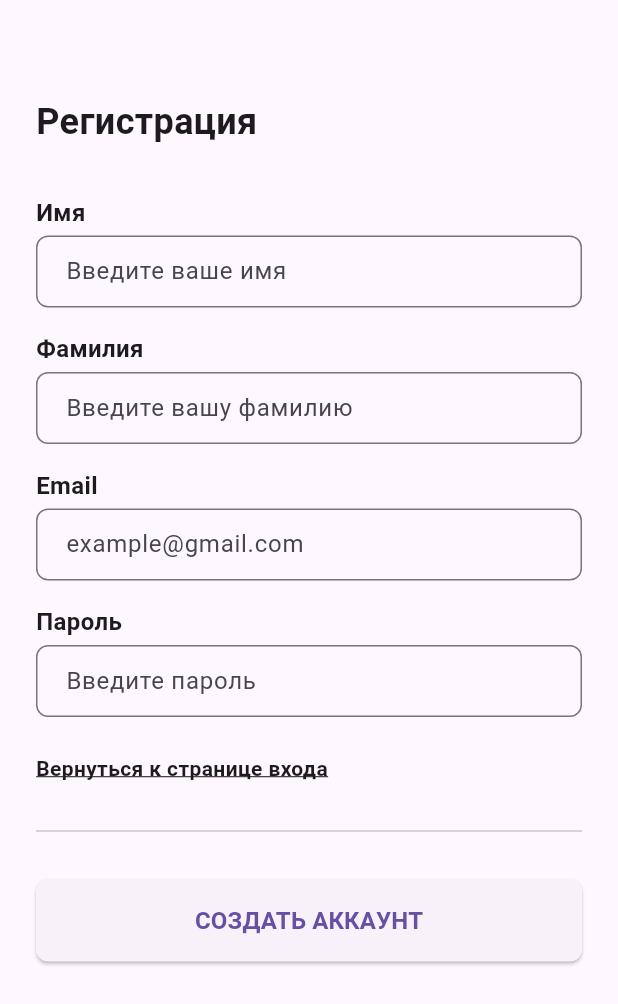
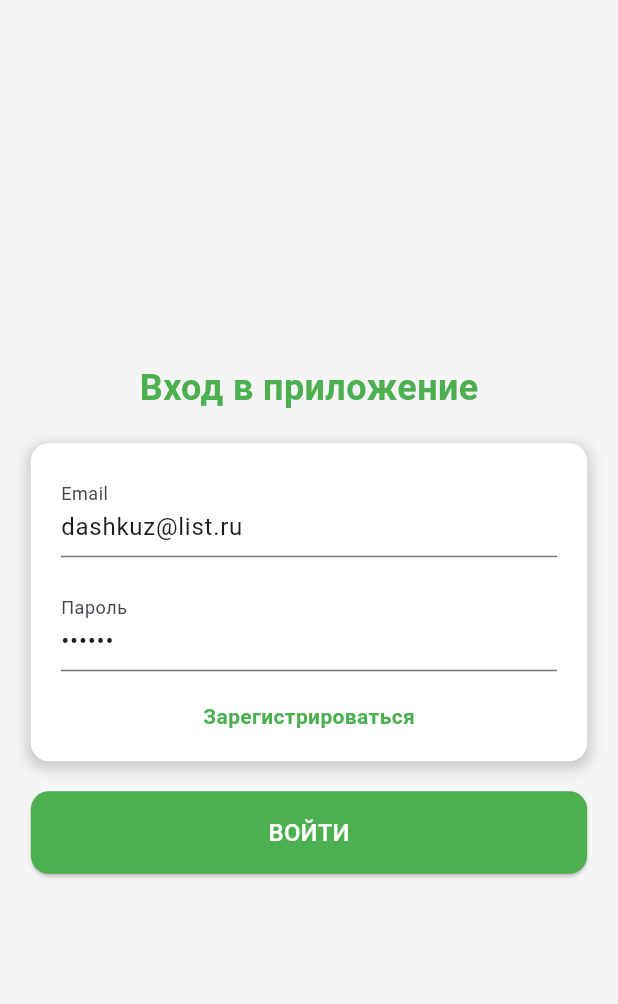
Before and after one commit to darya-dsgn/Calcularor-BMI, a Flutter app: the screen it shows after launch, on a phone screen of 412 x 824 dp. Shown: the top 1004 px of the screen. Run offline on Flutter 3.47's test engine with Material 3 defaults, Android fonts, the phone set to English and light mode, and no system bars.

Commit message:
Создание структуры проекта

```diff
--- a/lib/auth_screen.dart
+++ b/lib/auth_screen.dart
@@ -0,0 +1,151 @@
+import 'package:flutter/material.dart';
+import 'registration_screen.dart';
+import 'bmi_screen.dart';
+
+class AuthScreen extends StatefulWidget {
+  const AuthScreen({super.key});
+
+  @override
+  State<AuthScreen> createState() => _AuthScreenState();
+}
+
+class _AuthScreenState extends State<AuthScreen> {
+  final TextEditingController _emailController = TextEditingController();
+  final TextEditingController _passwordController = TextEditingController();
+  bool _showError = false;
+
+  void _login() {
+    if (_emailController.text == 'dashkuz@list.ru' &&
+        _passwordController.text == '123456') {
+      Navigator.pushReplacement(
+        context,
+        MaterialPageRoute(builder: (context) => const BmiScreen()),
+      );
+    } else {
+      setState(() {
+        _showError = true;
+      });
+    }
+  }
+
+  @override
+  void initState() {
+    super.initState();
+    _emailController.text = 'dashkuz@list.ru';
+    _passwordController.text = '123456';
+  }
+
+  @override
+  Widget build(BuildContext context) {
+    return Scaffold(
+      backgroundColor: const Color(0xFFF5F5F5),
+      body: Center(
+        child: SingleChildScrollView(
+          child: Column(
+            mainAxisAlignment: MainAxisAlignment.center,
+            children: [
+              const Text(
+                'Вход в приложение',
+                style: TextStyle(
+                  color: Color(0xFF4CAF50),
+                  fontSize: 24,
+                  fontWeight: FontWeight.bold,
+                ),
+              ),
+              const SizedBox(height: 20),
+              Container(
+                width: MediaQuery.of(context).size.width * 0.9,
+                decoration: BoxDecoration(
+                  color: Colors.white,
+                  borderRadius: BorderRadius.circular(12),
+                  boxShadow: [
+                    BoxShadow(
+                      color: Colors.grey.withOpacity(0.5),
+                      spreadRadius: 2,
+                      blurRadius: 7,
+                      offset: const Offset(0, 3),
+                    ),
+                  ],
+                ),
+                padding: const EdgeInsets.all(20),
+                child: Column(
+                  children: [
+                    TextField(
+                      controller: _emailController,
+                      keyboardType: TextInputType.emailAddress,
+                      decoration: const InputDecoration(
+                        labelText: 'Email',
+                        hintText: 'example@gmail.com',
+                        border: UnderlineInputBorder(),
+                      ),
+                    ),
+                    const SizedBox(height: 20),
+                    TextField(
+                      controller: _passwordController,
+                      obscureText: true,
+                      decoration: const InputDecoration(
+                        labelText: 'Пароль',
+                        hintText: 'Введите пароль',
+                        border: UnderlineInputBorder(),
+                      ),
+                    ),
+                    const SizedBox(height: 20),
+                    GestureDetector(
+                      onTap: () {
+                        Navigator.push(
+                          context,
+                          MaterialPageRoute(
+                              builder: (context) => const RegistrationScreen()),
+                        );
+                      },
+                      child: const Text(
+                        'Зарегистрироваться',
+                        style: TextStyle(
+                          color: Color(0xFF4CAF50),
+                          fontSize: 14,
+                          fontWeight: FontWeight.bold,
+                        ),
+                      ),
+                    ),
+                  ],
+                ),
+              ),
+              const SizedBox(height: 20),
+              SizedBox(
+                width: MediaQuery.of(context).size.width * 0.9,
+                child: ElevatedButton(
+                  onPressed: _login,
+                  style: ElevatedButton.styleFrom(
+                    backgroundColor: const Color(0xFF4CAF50),
+                    shape: RoundedRectangleBorder(
+                      borderRadius: BorderRadius.circular(12),
+                    ),
+                    padding: const EdgeInsets.symmetric(vertical: 16),
+                  ),
+                  child: const Text(
+                    'ВОЙТИ',
+                    style: TextStyle(
+                      color: Colors.white,
+                      fontSize: 16,
+                    ),
+                  ),
+                ),
+              ),
+              if (_showError)
+                const Padding(
+                  padding: EdgeInsets.only(top: 16),
+                  child: Text(
+                    'Неверный email или пароль!',
+                    style: TextStyle(
+                      color: Colors.red,
+                      fontSize: 14,
+                    ),
+                  ),
+                ),
+            ],
+          ),
+        ),
+      ),
+    );
+  }
+}
--- a/lib/main.dart
+++ b/lib/main.dart
@@ -1,4 +1,8 @@
 import 'package:flutter/material.dart';
+import 'auth_screen.dart';
+import 'registration_screen.dart';
+import 'bmi_screen.dart';
+import 'profile_screen.dart';
 
 void main() {
   runApp(const MyApp());
@@ -10,119 +14,18 @@ class MyApp extends StatelessWidget {
   @override
   Widget build(BuildContext context) {
     return MaterialApp(
-      title: 'Регистрация',
+      title: 'Калькулятор ИМТ',
       theme: ThemeData(
-        primarySwatch: Colors.blue,
-        useMaterial3: true,
+        primarySwatch: Colors.green,
+        scaffoldBackgroundColor: const Color(0xFFF5F5F5),
       ),
-      home: const RegistrationScreen(),
+      initialRoute: '/',
+      routes: {
+        '/': (context) => const AuthScreen(),
+        '/registration': (context) => const RegistrationScreen(),
+        '/bmi': (context) => const BmiScreen(),
+        '/profile': (context) => const ProfileScreen(),
+      },
     );
   }
 }
-
-class RegistrationScreen extends StatelessWidget {
-  const RegistrationScreen({super.key});
-
-  @override
-  Widget build(BuildContext context) {
-    return Scaffold(
-      body: Padding(
-        padding: const EdgeInsets.all(24.0),
-        child: Column(
-          crossAxisAlignment: CrossAxisAlignment.start,
-          children: [
-            const SizedBox(height: 40),
-            const Text(
-              'Регистрация',
-              style: TextStyle(
-                fontSize: 24,
-                fontWeight: FontWeight.bold,
-              ),
-            ),
-            const SizedBox(height: 32),
-            _buildTextField('Имя', 'Введите ваше имя'),
-            const SizedBox(height: 16),
-            _buildTextField('Фамилия', 'Введите вашу фамилию'),
-            const SizedBox(height: 16),
-            _buildTextField('Email', 'example@gmail.com'),
-            const SizedBox(height: 16),
-            _buildTextField('Пароль', 'Введите пароль', isPassword: true),
-            const SizedBox(height: 24),
-            GestureDetector(
-              onTap: () {
-                // Навигация к странице входа
-                Navigator.pop(context);
-              },
-              child: const Text.rich(
-                TextSpan(
-                  children: [
-                    TextSpan(
-                      text: 'Вернуться к странице входа',
-                      style: TextStyle(
-                        fontWeight: FontWeight.bold,
-                        decoration: TextDecoration.underline,
-                      ),
-                    ),
-                  ],
-                ),
-              ),
-            ),
-            const SizedBox(height: 24),
-            const Divider(),
-            const SizedBox(height: 24),
-            SizedBox(
-              width: double.infinity,
-              child: ElevatedButton(
-                onPressed: () {
-                  // Обработка регистрации
-                },
-                style: ElevatedButton.styleFrom(
-                  padding: const EdgeInsets.symmetric(vertical: 16),
-                  shape: RoundedRectangleBorder(
-                    borderRadius: BorderRadius.circular(8),
-                  ),
-                ),
-                child: const Text(
-                  'СОЗДАТЬ АККАУНТ',
-                  style: TextStyle(
-                    fontSize: 16,
-                    fontWeight: FontWeight.bold,
-                  ),
-                ),
-              ),
-            ),
-          ],
-        ),
-      ),
-    );
-  }
-
-  Widget _buildTextField(String label, String hint, {bool isPassword = false}) {
-    return Column(
-      crossAxisAlignment: CrossAxisAlignment.start,
-      children: [
-        Text(
-          label,
-          style: const TextStyle(
-            fontWeight: FontWeight.bold,
-            fontSize: 16,
-          ),
-        ),
-        const SizedBox(height: 4),
-        TextField(
-          obscureText: isPassword,
-          decoration: InputDecoration(
-            hintText: hint,
-            border: OutlineInputBorder(
-              borderRadius: BorderRadius.circular(8),
-            ),
-            contentPadding: const EdgeInsets.symmetric(
-              horizontal: 16,
-              vertical: 12,
-            ),
-          ),
-        ),
-      ],
-    );
-  }
-}
```
Also changed, not shown: lib/bmi_screen.dart (+246 -0 lines), lib/profile_screen.dart (+35 -0 lines), lib/registration_screen.dart (+146 -0 lines).
